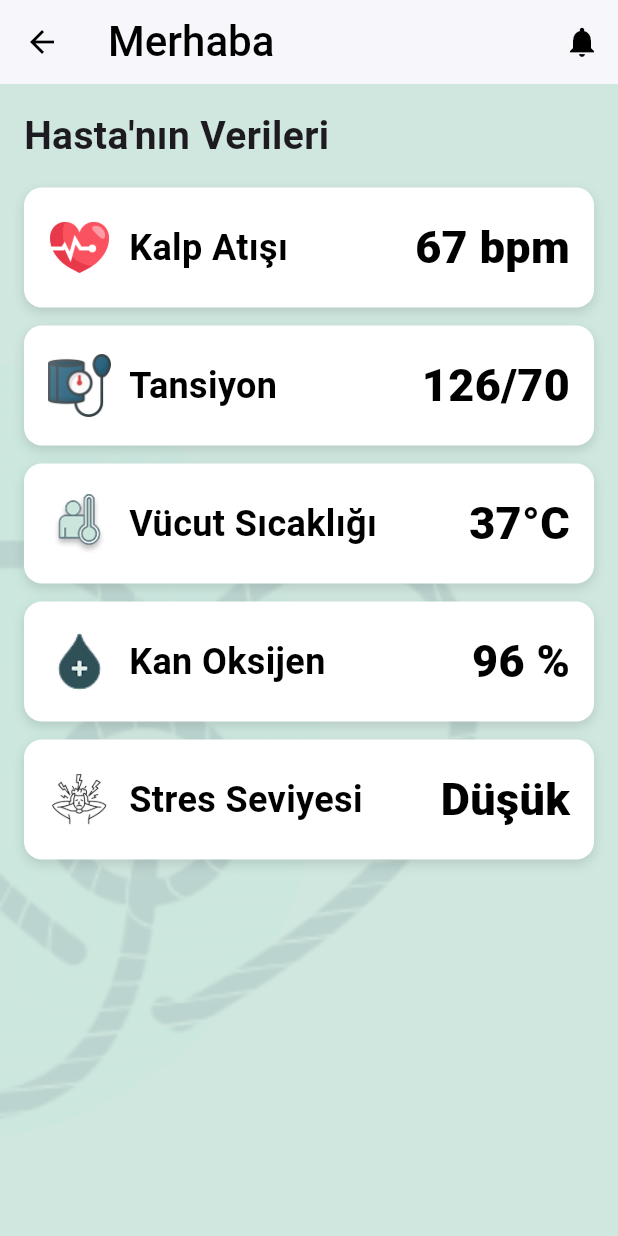
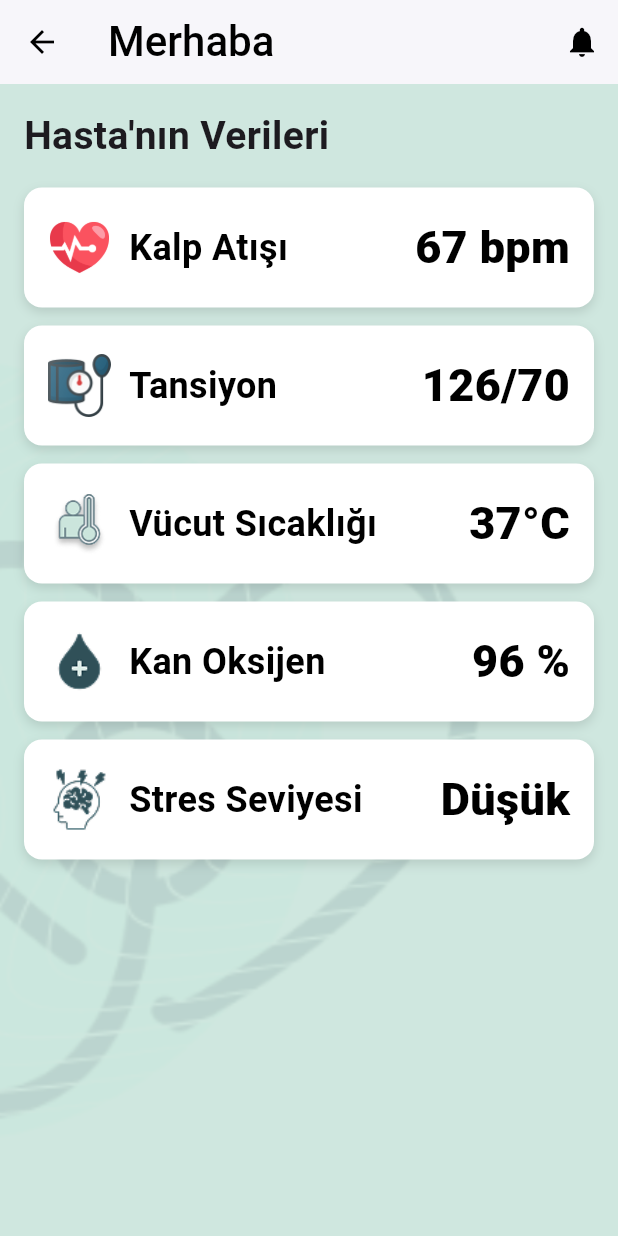
Before and after one commit to dilara-karaca/HealthAssistant, a Flutter app: the RelativeHomePage screen opened directly, on a phone screen of 412 x 824 dp. Run offline on Flutter 3.47's test engine with Material 3 defaults, Android fonts, the light colour scheme and no system bars; our stand-ins replace cloud_firestore, firebase_auth, firebase_core, fl_chart, flutter_blue_plus, geolocator and 3 more; accounts and stored records are empty.

Commit message:
iconlar değişti

```diff
--- a/lib/screens/relative_home_page.dart
+++ b/lib/screens/relative_home_page.dart
@@ -230,7 +230,7 @@ class RelativeHomePageState extends State<RelativeHomePage> {
               buildInfoCard(
                 title: 'Stres Seviyesi',
                 value: 'Düşük',
-                icon: Image.asset('images/stres.png', width: 42, height: 42),
+                icon: Image.asset('images/stressed.png', width: 42, height: 42),
                 titleStyle: titleStyle,
                 valueStyle: valueStyle,
               ),
```
Also changed, not shown: images/stres.png (deleted).
